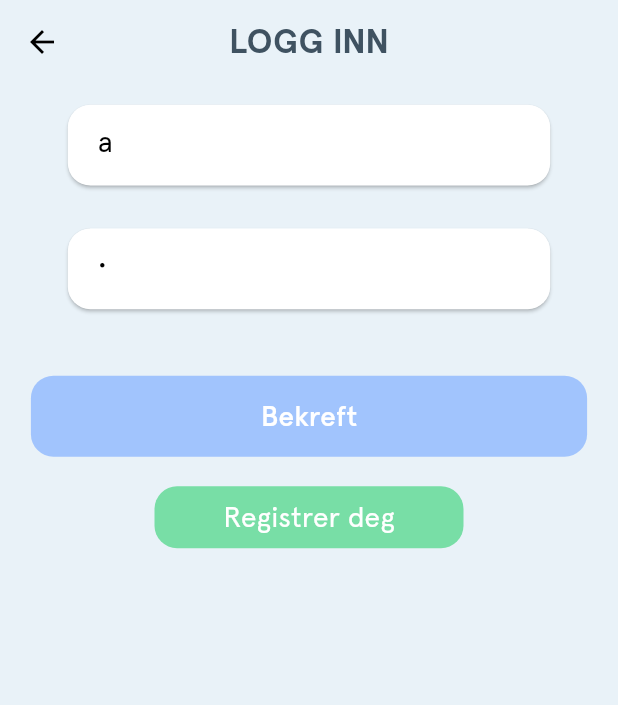
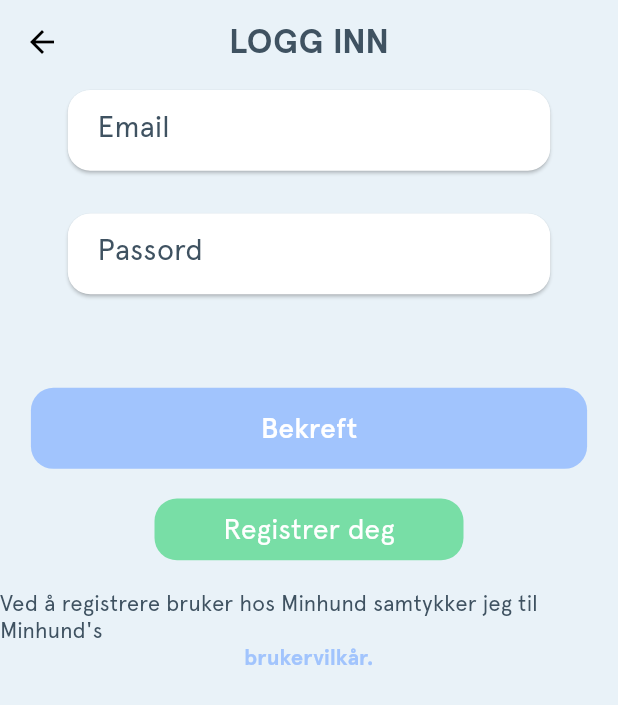
Before and after one commit to ulrikhaaland/minhund, a Flutter app: the screen it shows after launch, after a tap on "Email", on a phone screen of 412 x 824 dp. Shown: the top 705 px of the screen. Run offline on Flutter 3.47's test engine with Material 2 defaults, Android fonts, the phone set to English and light mode, and no system bars; our stand-ins replace cloud_firestore, fancy_bottom_navigation, firebase_analytics, firebase_auth, firebase_messaging, firebase_storage and 3 more; missing offline and left inert: flutter_cupertino_date_picker; accounts and stored records are empty; generated files the repository leaves out were written again; network calls fail.

Commit message:
login kinda done

```diff
--- a/lib/helper/helper.dart
+++ b/lib/helper/helper.dart
@@ -1,6 +1,7 @@
 import 'dart:async';
 
 import 'package:flutter/material.dart';
+import 'package:minhund/presentation/widgets/textfield/primary_textfield.dart';
 import 'package:minhund/service/service_provider.dart';
 import 'package:minhund/service/theme_service.dart';
 
@@ -36,6 +37,42 @@ fieldFocusChange(
     BuildContext context, FocusNode currentFocus, FocusNode nextFocus) {
   currentFocus != null ? currentFocus.unfocus() : null;
   FocusScope.of(context).requestFocus(nextFocus);
+}
+
+bool validateTextFields(
+    {List<PrimaryTextField> textFields, PrimaryTextField singleTextField}) {
+  bool canSave = true;
+  if (singleTextField == null) {
+    textFields.forEach((field) {
+      if (field.canSave == false) {
+        canSave = false;
+      }
+    });
+  } else {
+    canSave = singleTextField.canSave;
+  }
+  return canSave;
+}
+
+Widget termsAndConditions() {
+  return Column(
+    children: <Widget>[
+      Text(
+        "Ved å registrere bruker hos Minhund samtykker jeg til Minhund's",
+        style: ServiceProvider.instance.instanceStyleService.appStyle.timestamp,
+        textAlign: TextAlign.start,
+      ),
+      InkWell(
+        onTap: () => print("GO TO TERMS AND CONDITIONS"),
+        child: Text(
+          "brukervilkår.",
+          style: ServiceProvider
+              .instance.instanceStyleService.appStyle.coloredText,
+          textAlign: TextAlign.start,
+        ),
+      ),
+    ],
+  );
 }
 
 double getCircleAvatarSize(BuildContext context) {
--- a/lib/presentation/home/journal/journal.dart
+++ b/lib/presentation/home/journal/journal.dart
@@ -1,10 +1,13 @@
 import 'package:flutter/material.dart';
-import 'package:flutter/src/widgets/framework.dart';
 import 'package:minhund/presentation/base_controller.dart';
 import 'package:minhund/presentation/base_view.dart';
 import 'package:minhund/service/service_provider.dart';
 
-class JournalController extends BaseController {}
+class JournalController extends BaseController {
+  final Widget bottomNav;
+
+  JournalController({this.bottomNav});
+}
 
 class Journal extends BaseView {
   final JournalController controller;
@@ -13,10 +16,17 @@ class Journal extends BaseView {
 
   @override
   Widget build(BuildContext context) {
+    if (!mounted) return Container();
     return Scaffold(
       backgroundColor: ServiceProvider
           .instance.instanceStyleService.appStyle.backgroundColor,
-      body: Text("Hello WOrld"),
+      body: Center(
+        child: Text(
+          "Hello WOrld",
+          style: TextStyle(color: Colors.black),
+        ),
+      ),
+      bottomNavigationBar: controller.bottomNav,
     );
   }
 }
--- /dev/null
+++ b/lib/presentation/home/leverage/leverage.dart
@@ -0,0 +1,23 @@
+import 'package:flutter/material.dart';
+import 'package:minhund/presentation/base_controller.dart';
+import 'package:minhund/presentation/base_view.dart';
+
+class LeverageController extends BaseController {
+  final Widget bottomNav;
+
+  LeverageController({this.bottomNav});
+}
+
+class Leverage extends BaseView {
+  final LeverageController controller;
+
+  Leverage({this.controller});
+
+  @override
+  Widget build(BuildContext context) {
+    if (!mounted) return Container();
+    return Scaffold(
+      bottomNavigationBar: controller.bottomNav,
+    );
+  }
+}
--- /dev/null
+++ b/lib/presentation/home/map/map.dart
@@ -0,0 +1,23 @@
+import 'package:flutter/material.dart';
+import 'package:minhund/presentation/base_controller.dart';
+import 'package:minhund/presentation/base_view.dart';
+
+class MapLocationController extends BaseController {
+  final Widget bottomNav;
+
+  MapLocationController({this.bottomNav});
+}
+
+class MapLocation extends BaseView {
+  final MapLocationController controller;
+
+  MapLocation({this.controller});
+
+  @override
+  Widget build(BuildContext context) {
+    if (!mounted) return Container();
+    return Scaffold(
+      bottomNavigationBar: controller.bottomNav,
+    );
+  }
+}
--- /dev/null
+++ b/lib/presentation/home/profile/profile.dart
@@ -0,0 +1,23 @@
+import 'package:flutter/material.dart';
+import 'package:minhund/presentation/base_controller.dart';
+import 'package:minhund/presentation/base_view.dart';
+
+class ProfileController extends BaseController {
+  final Widget bottomNav;
+
+  ProfileController({this.bottomNav});
+}
+
+class Profile extends BaseView {
+  final ProfileController controller;
+
+  Profile({this.controller});
+
+  @override
+  Widget build(BuildContext context) {
+    if (!mounted) return Container();
+    return Scaffold(
+      bottomNavigationBar: controller.bottomNav,
+    );
+  }
+}
--- a/lib/presentation/login/login_email.dart
+++ b/lib/presentation/login/login_email.dart
@@ -20,9 +20,7 @@ class EmailLoginController extends BaseController {
 
   final formKey = GlobalKey<FormState>();
 
-  FocusNode emailNode = FocusNode();
-  FocusNode passwordNode = FocusNode();
-  FocusNode confirmPasswordNode = FocusNode();
+  FocusScopeNode _node = FocusScopeNode();
 
   String email;
   String password;
@@ -31,6 +29,8 @@ class EmailLoginController extends BaseController {
   String uid;
 
   String authHint = "";
+
+  List<PrimaryTextField> textFields;
 
   EmailLoginController({this.auth, this.returnUser});
 
@@ -41,6 +41,7 @@ class EmailLoginController extends BaseController {
         onPressed: () async {
           primaryButtonController.setState(() {
             primaryButtonController.isLoading = true;
+            authHint = "";
           });
           await validateAndSave();
           primaryButtonController.setState(() {
@@ -54,8 +55,13 @@ class EmailLoginController extends BaseController {
 
   Future<bool> validateAndSave() async {
     bool consensus = false;
-    if (formKey.currentState.validate()) {
     formKey.currentState.save();
+    if (isLogin
+        ? validateTextFields(textFields: [
+            textFields[0],
+            textFields[1],
+          ])
+        : validateTextFields(textFields: textFields)) {
       uid = await loginOrRegister();
       if (uid == null) {
         consensus = false;
@@ -80,16 +86,16 @@ class EmailLoginController extends BaseController {
         }
       }
     } catch (e) {
-      if (e.message ==
-              "The password is invalid or the user does not have a password." ||
-          e.message ==
-              "There is no user record corresponding to this identifier. The user may have been deleted.") {
-        authHint = "Feil email eller passord";
-      } else if (e.message == "The email address is badly formatted.") {
-        authHint = "Email-adressen er feil formatert";
-      }
-      setAuthHint(authHint);
-      print(authHint);
+      // if (e.message ==
+      //         "The password is invalid or the user does not have a password." ||
+      //     e.message ==
+      //         "There is no user record corresponding to this identifier. The user may have been deleted.") {
+      //   authHint = "Feil email eller passord";
+      // } else if (e.message == "The email address is badly formatted.") {
+      //   authHint = "Email-adressen er feil formatert";
+      // }
+      // setAuthHint(authHint);
+      // print(authHint);
     }
     return userId;
   }
@@ -97,10 +103,10 @@ class EmailLoginController extends BaseController {
   setAuthHint(String hintText) {
     authHint = hintText;
     setState(() {});
-    Timer(Duration(seconds: 3), () {
-      authHint = "";
-      setState(() {});
-    });
+    // Timer(Duration(seconds: 3), () {
+    //   authHint = "";
+    //   setState(() {});
+    // });
   }
 }
 
@@ -111,6 +117,37 @@ class EmailLogin extends BaseView {
 
   @override
   Widget build(BuildContext context) {
+    controller.textFields = controller.textFields = <PrimaryTextField>[
+      PrimaryTextField(
+        regExType: RegExType.email,
+        hintText: "Email",
+        textCapitalization: TextCapitalization.none,
+        textInputType: TextInputType.emailAddress,
+        onFieldSubmitted: () => controller._node.nextFocus(),
+        onSaved: (val) => controller.email = val.trim().toLowerCase(),
+      ),
+      PrimaryTextField(
+        regExType: RegExType.password,
+        hintText: "Passord",
+        onFieldSubmitted: () => controller.isLogin
+            ? controller._node.unfocus()
+            : controller._node.nextFocus(),
+        obscure: true,
+        textCapitalization: TextCapitalization.none,
+        textInputAction:
+            controller.isLogin ? TextInputAction.done : TextInputAction.next,
+        onSaved: (val) => controller.password = val.trim().toLowerCase(),
+      ),
+      PrimaryTextField(
+        regExType: RegExType.password,
+        hintText: "Bekreft passord",
+        textCapitalization: TextCapitalization.none,
+        textInputAction: TextInputAction.done,
+        obscure: true,
+        onFieldSubmitted: () => controller._node.unfocus(),
+        onSaved: (val) => controller.confirmPassword = val.trim().toLowerCase(),
+      ),
+    ];
     return GestureDetector(
       onTap: () => FocusScope.of(context).requestFocus(new FocusNode()),
       child: Scaffold(
@@ -136,45 +173,25 @@ class EmailLogin extends BaseView {
         body: SingleChildScrollView(
           child: Form(
             key: controller.formKey,
+            child: FocusScope(
+              node: controller._node,
               child: Column(
                 children: <Widget>[
+                  controller.textFields[0],
+                  controller.textFields[1],
+                  if (!controller.isLogin) ...[
+                    controller.textFields[2],
+                  ],
                   Container(
-                  height: getDefaultPadding(context) * 2,
+                    width: ServiceProvider.instance.screenService
+                        .getWidthByPercentage(context, 90),
+                    child: Text(
+                      controller.authHint,
+                      style: ServiceProvider
+                          .instance.instanceStyleService.appStyle.timestamp,
+                      textAlign: TextAlign.center,
                     ),
-                PrimaryTextField(
-                  hintText: "Email",
-                  focusNode: controller.emailNode,
-                  textCapitalization: TextCapitalization.none,
-                  textInputType: TextInputType.emailAddress,
-                  onFieldSubmitted: () => fieldFocusChange(
-                      context, controller.emailNode, controller.passwordNode),
-                  onSaved: (val) => controller.email = val.trim().toLowerCase(),
-                  validate: true,
                   ),
-                PrimaryTextField(
-                  hintText: "Passord",
-                  focusNode: controller.passwordNode,
-                  obscure: true,
-                  textCapitalization: TextCapitalization.none,
-                  textInputAction:
-                      controller.isLogin ? TextInputAction.done : null,
-                  onFieldSubmitted: () => !controller.isLogin
-                      ? fieldFocusChange(context, controller.passwordNode,
-                          controller.confirmPasswordNode)
-                      : null,
-                  onSaved: (val) => controller.password = val,
-                  validate: true,
-                ),
-                if (!controller.isLogin) ...[
-                  PrimaryTextField(
-                    hintText: "Bekreft passord",
-                    focusNode: controller.confirmPasswordNode,
-                    textCapitalization: TextCapitalization.none,
-                    textInputAction: TextInputAction.done,
-                    obscure: true,
-                    onSaved: (val) => controller.confirmPassword = val,
-                  ),
-                ],
                   PrimaryButton(
                     controller: controller.primaryButtonController,
                   ),
@@ -204,17 +221,9 @@ class EmailLogin extends BaseView {
                   Container(
                     height: getDefaultPadding(context) * 4,
                   ),
-                Container(
-                  width: ServiceProvider.instance.screenService
-                      .getWidthByPercentage(context, 90),
-                  child: Text(
-                    controller.authHint,
-                    style: ServiceProvider
-                        .instance.instanceStyleService.appStyle.body1Black,
-                    textAlign: TextAlign.center,
+                  termsAndConditions(),
+                ],
               ),
-                )
-              ],
             ),
           ),
         ),
--- a/lib/presentation/widgets/textfield/primary_textfield.dart
+++ b/lib/presentation/widgets/textfield/primary_textfield.dart
@@ -71,15 +71,8 @@ class _PrimaryTextFieldState extends State<PrimaryTextField>
 
   TextEditingController textEditingController = TextEditingController();
 
-  String textFieldValue;
-
   @override
   initState() {
-    textEditingController.text = widget.initValue ?? "a";
-    textEditingController.addListener(() {
-      if (textEditingController.text != "")
-        textFieldValue = textEditingController.text;
-    });
     _animController =
         AnimationController(vsync: this, duration: Duration(milliseconds: 200));
     super.initState();
@@ -90,9 +83,6 @@ class _PrimaryTextFieldState extends State<PrimaryTextField>
   Widget build(BuildContext context) {
     if (!mounted) return Container();
     double padding = getDefaultPadding(context);
-
-    if (textFieldValue != null && textEditingController.text == "")
-      textFieldValue = textEditingController.text;
 
     widget.validate == null ? widget.validate = true : null;
     return Container(
@@ -171,12 +161,8 @@ class _PrimaryTextFieldState extends State<PrimaryTextField>
                     style: widget.style ??
                         ServiceProvider.instance.instanceStyleService.appStyle
                             .textFieldInput,
-                    validator:
-                        // Move all of this somewhere more suited
-                        widget.validate
-                            ? (val) {
-                                if (widget.canSave == false)
-                                  widget.canSave = true;
+                    onSaved: (val) {
+                      if (widget.canSave == false) widget.canSave = true;
                       String pattern;
 
                       if (val.length == 0) {
@@ -191,8 +177,7 @@ class _PrimaryTextFieldState extends State<PrimaryTextField>
 
                             break;
                           case RegExType.email:
-                                      pattern =
-                                          r"^[a-zA-Z0-9.]+@[a-zA-Z0-9]+\.[a-zA-Z]+";
+                            pattern = r"^[a-zA-Z0-9.]+@[a-zA-Z0-9]+\.[a-zA-Z]+";
                             errorMessage =
                                 'Vennligst fyll inn en gyldig email adresse';
 
@@ -204,10 +189,16 @@ class _PrimaryTextFieldState extends State<PrimaryTextField>
                               widget.canSave = false;
                             }
                             break;
+                          case RegExType.password:
+                            if (val.length < 8) {
+                              errorMessage =
+                                  "Passordet må minst være 8 sifre langt";
+                              widget.canSave = false;
+                            }
+                            break;
                           default:
                         }
-                                  if (widget.regExType != null &&
-                                      pattern != null) {
+                        if (widget.regExType != null && pattern != null) {
                           RegExp regExp = new RegExp(pattern);
                           if (!regExp.hasMatch(val)) {
                             widget.canSave = false;
@@ -218,10 +209,7 @@ class _PrimaryTextFieldState extends State<PrimaryTextField>
                       setState(() {
                         _animController.forward();
                       });
-                                return widget.canSave ? null : "error";
-                              }
-                            : null,
-                    onSaved: (val) {
+
                       if (widget.textEditingController == null) {
                         if (widget.canSave) widget.onSaved(val);
                       } else {
--- a/lib/root_page.dart
+++ b/lib/root_page.dart
@@ -1,3 +1,4 @@
+import 'package:fancy_bottom_navigation/fancy_bottom_navigation.dart';
 import 'package:firebase_auth/firebase_auth.dart';
 import 'package:minhund/helper/auth.dart';
 import 'package:cloud_firestore/cloud_firestore.dart';
@@ -5,7 +6,11 @@ import 'package:flutter/material.dart';
 import 'package:minhund/presentation/animation/intro.dart';
 import 'package:minhund/presentation/base_controller.dart';
 import 'package:minhund/presentation/home/journal/journal.dart';
+import 'package:minhund/presentation/home/leverage/leverage.dart';
+import 'package:minhund/presentation/home/map/map.dart';
+import 'package:minhund/presentation/home/profile/profile.dart';
 import 'package:minhund/presentation/login/login_page.dart';
+import 'package:minhund/presentation/widgets/bottom_nav.dart';
 import 'package:minhund/provider/user_provider.dart';
 import 'package:provider/provider.dart';
 import 'model/user.dart';
@@ -32,11 +37,41 @@ class RootPageController extends BaseController {
   User _user;
   bool introDone = false;
 
+  Widget bottomNav;
+
+  int bottomNavIndex = 0;
+
+  List<Widget> pages;
+
   @override
   void initState() {
     print('RootPage: initState');
     getUser();
-
+    bottomNav = BottomNav(
+      onTabChanged: (index) => bottomNavIndex = index,
+    );
+    pages = <Widget>[
+      Journal(
+        controller: JournalController(
+          bottomNav: bottomNav,
+        ),
+      ),
+      MapLocation(
+        controller: MapLocationController(
+          bottomNav: bottomNav,
+        ),
+      ),
+      Leverage(
+        controller: LeverageController(
+          bottomNav: bottomNav,
+        ),
+      ),
+      Profile(
+        controller: ProfileController(
+          bottomNav: bottomNav,
+        ),
+      ),
+    ];
     super.initState();
   }
 
@@ -120,7 +155,7 @@ class RootPage extends BaseView {
       ServiceProvider.instance.screenService.getBambooFactor(context),
     );
 
-    controller.auth.signOut();
+    // controller.auth.signOut();
 
     if (!controller.introDone) {
       return Intro(
@@ -146,9 +181,7 @@ class RootPage extends BaseView {
     } else {
       return Provider<User>.value(
         value: controller._user,
-        child: Journal(
-          controller: JournalController(),
-        ),
+        child: controller.pages[controller.bottomNavIndex],
       );
     }
   }
--- a/lib/service/instance_style_service.dart
+++ b/lib/service/instance_style_service.dart
@@ -100,7 +100,7 @@ class InstanceStyleService {
       color: appStyle.textGrey,
     );
     _appStyle.timestamp = new TextStyle(
-      fontFamily: "Montserrat",
+      fontFamily: "Apercu",
       fontSize: screenHeight * 0.018 * factor,
       fontWeight: FontWeight.normal,
       fontStyle: FontStyle.normal,
@@ -140,11 +140,11 @@ class InstanceStyleService {
     );
 
     _appStyle.body1Black = new TextStyle(
-      fontFamily: "Montserrat",
+      fontFamily: "Apercu",
       fontSize: screenHeight * 0.024 * factor,
       fontWeight: FontWeight.normal,
       fontStyle: FontStyle.normal,
-      color: Colors.black,
+      color: appStyle.textGrey,
     );
 
     _appStyle.body1BlackBig = new TextStyle(
@@ -243,11 +243,11 @@ class InstanceStyleService {
     );
 
     _appStyle.coloredText = new TextStyle(
-      fontFamily: "Montserrat",
-      fontSize: screenHeight * 0.024 * factor,
+      fontFamily: "Apercu",
+      fontSize: screenHeight * 0.018 * factor,
       fontWeight: FontWeight.bold,
       fontStyle: FontStyle.normal,
-      color: appStyle.imperial,
+      color: appStyle.skyBlue,
     );
 
     _appStyle.disabledColoredText = new TextStyle(
--- a/pubspec.yaml
+++ b/pubspec.yaml
@@ -40,6 +40,7 @@ dependencies:
   flutter_rating_bar: ^2.0.0
   font_awesome_flutter: ^8.5.0
   flutter_advanced_networkimage: ^0.5.0
+  fancy_bottom_navigation: ^0.3.2
   # vibration: 1.2.1
   video_player: ^0.10.1+6
   percent_indicator: ^2.1.1
```
Also changed, not shown: lib/presentation/login/login_phone.dart (+5 -13 lines), lib/presentation/widgets/bottom_nav.dart (added, +45 -0 lines), pubspec.lock. Lines whose indentation alone changed are shown as unchanged.
